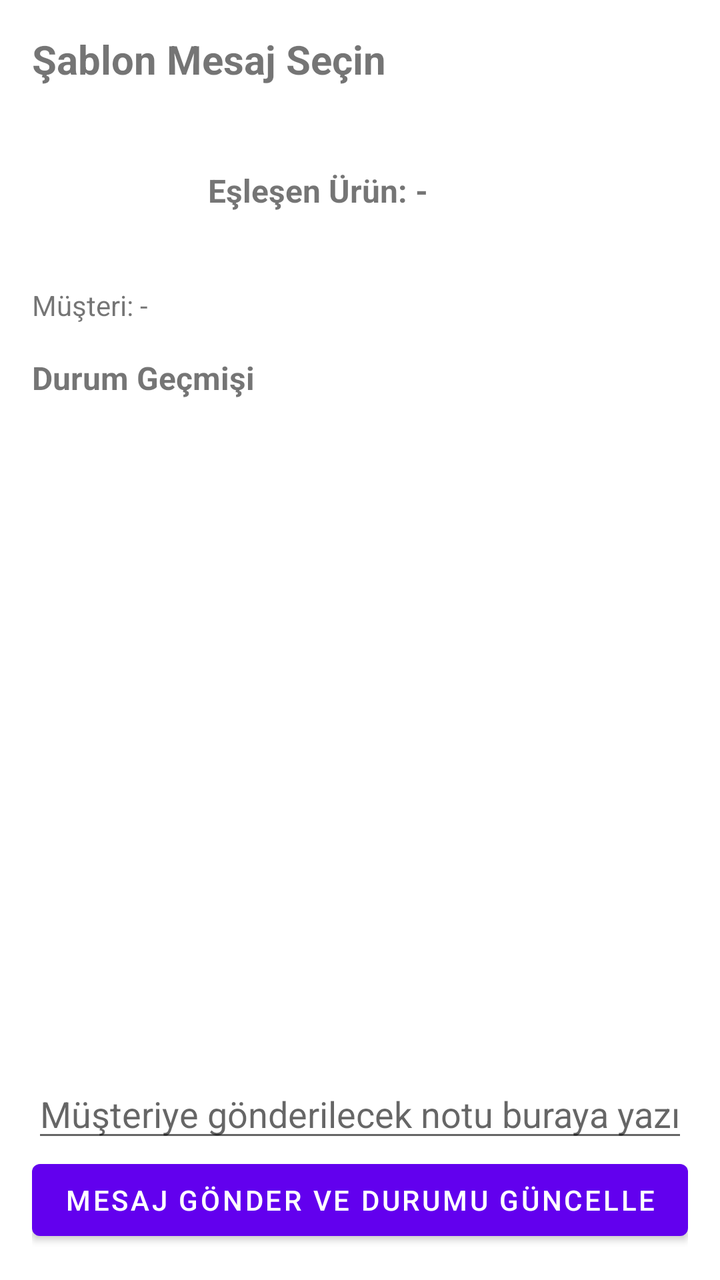
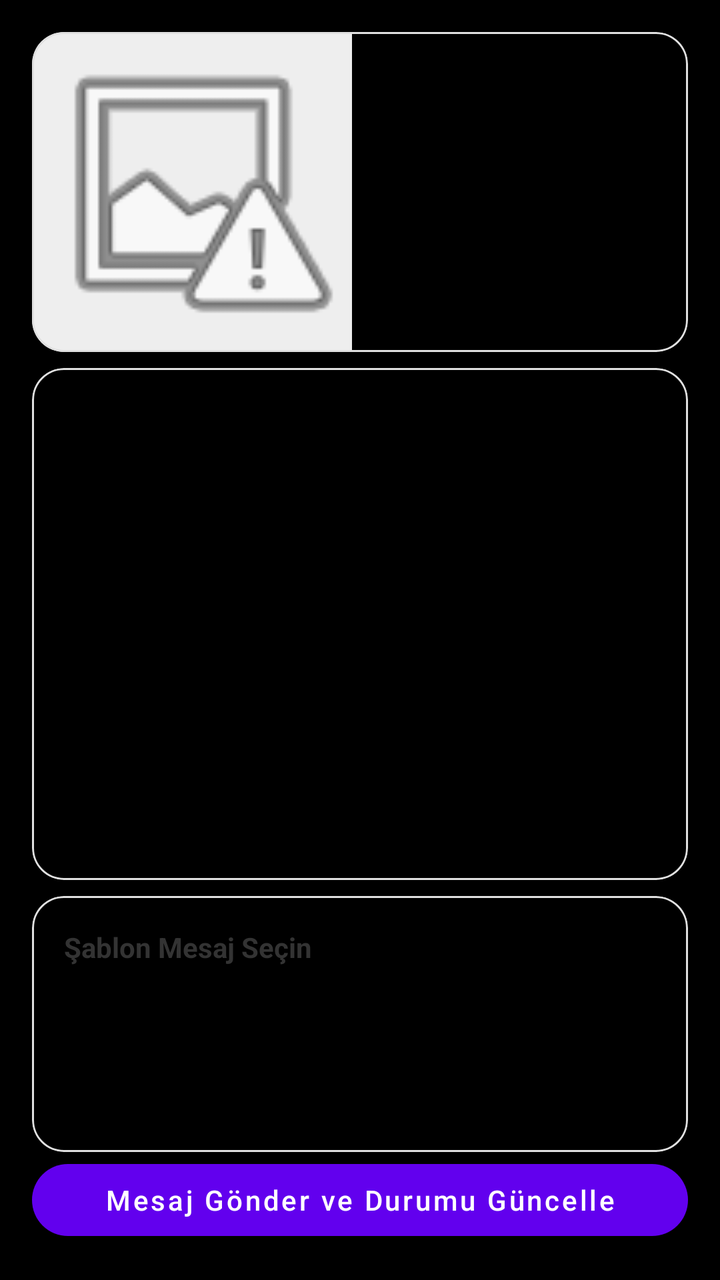

Before-and-after screenshots of an Android layout around one commit, followed by the original layout XML and the change that was made.
<!-- AndroidManifest.xml: application theme Theme.MaterialComponents.DayNight.NoActionBar -->
<!-- res/layout/activity_order_status_update.xml -->
<?xml version="1.0" encoding="utf-8"?>
<androidx.constraintlayout.widget.ConstraintLayout
    xmlns:android="http://schemas.android.com/apk/res/android"
    xmlns:app="http://schemas.android.com/apk/res-auto"
    xmlns:tools="http://schemas.android.com/tools"
    android:layout_width="match_parent"
    android:layout_height="match_parent"
    android:padding="16dp"
    tools:context=".ui.order.OrderStatusUpdateActivity">

    
    <TextView
        android:id="@+id/txtTitle"
        android:layout_width="0dp"
        android:layout_height="wrap_content"
        android:text="@string/message_template_title"
        android:textSize="20sp"
        android:textStyle="bold"
        app:layout_constraintTop_toTopOf="parent"
        app:layout_constraintStart_toStartOf="parent"
        app:layout_constraintEnd_toEndOf="parent" />

    
    <ImageView
        android:id="@+id/imgProductThumbnail"
        android:layout_width="80dp"
        android:layout_height="80dp"
        android:layout_marginTop="12dp"
        android:scaleType="centerCrop"
        android:contentDescription="@string/order_status_matched_product_placeholder"
        android:src="@mipmap/ic_launcher"
        app:layout_constraintTop_toBottomOf="@id/txtTitle"
        app:layout_constraintStart_toStartOf="parent" />

    
    <TextView
        android:id="@+id/txtMatchedProduct"
        android:layout_width="0dp"
        android:layout_height="wrap_content"
        android:paddingStart="8dp"
        android:text="@string/order_status_matched_product_placeholder"
        android:textSize="16sp"
        android:textStyle="bold"
        app:layout_constraintTop_toTopOf="@id/imgProductThumbnail"
        app:layout_constraintBottom_toBottomOf="@id/imgProductThumbnail"
        app:layout_constraintStart_toEndOf="@id/imgProductThumbnail"
        app:layout_constraintEnd_toEndOf="parent" />

    
    <TextView
        android:id="@+id/txtCustomerName"
        android:layout_width="0dp"
        android:layout_height="wrap_content"
        android:layout_marginTop="8dp"
        android:text="@string/order_status_customer_placeholder"
        android:textSize="14sp"
        app:layout_constraintTop_toBottomOf="@id/imgProductThumbnail"
        app:layout_constraintStart_toStartOf="parent"
        app:layout_constraintEnd_toEndOf="parent" />

    
    <TextView
        android:id="@+id/txtHistoryTitle"
        android:layout_width="0dp"
        android:layout_height="wrap_content"
        android:layout_marginTop="16dp"
        android:text="@string/order_status_history_title"
        android:textSize="16sp"
        android:textStyle="bold"
        app:layout_constraintTop_toBottomOf="@id/txtCustomerName"
        app:layout_constraintStart_toStartOf="parent"
        app:layout_constraintEnd_toEndOf="parent" />

    
    <androidx.recyclerview.widget.RecyclerView
        android:id="@+id/recyclerStatusHistory"
        android:layout_width="0dp"
        android:layout_height="0dp"
        android:layout_marginTop="8dp"
        android:layout_marginBottom="8dp"
        app:layout_constraintTop_toBottomOf="@id/txtHistoryTitle"
        app:layout_constraintStart_toStartOf="parent"
        app:layout_constraintEnd_toEndOf="parent"
        app:layout_constraintBottom_toTopOf="@id/radioGroupTemplates"
        tools:listitem="@layout/item_product_status" />

    
    <RadioGroup
        android:id="@+id/radioGroupTemplates"
        android:layout_width="0dp"
        android:layout_height="wrap_content"
        android:layout_marginBottom="8dp"
        app:layout_constraintStart_toStartOf="parent"
        app:layout_constraintEnd_toEndOf="parent"
        app:layout_constraintBottom_toTopOf="@id/edtFreeText" />

    
    <EditText
        android:id="@+id/edtFreeText"
        android:layout_width="0dp"
        android:layout_height="wrap_content"
        android:hint="@string/message_template_hint_free_text"
        android:inputType="textCapSentences"
        app:layout_constraintStart_toStartOf="parent"
        app:layout_constraintEnd_toEndOf="parent"
        app:layout_constraintBottom_toTopOf="@id/btnUpdate" />

    
    <Button
        android:id="@+id/btnUpdate"
        android:layout_width="0dp"
        android:layout_height="wrap_content"
        android:text="@string/message_template_button_update_order"
        app:layout_constraintStart_toStartOf="parent"
        app:layout_constraintEnd_toEndOf="parent"
        app:layout_constraintBottom_toBottomOf="parent" />

</androidx.constraintlayout.widget.ConstraintLayout>
<!-- res/layout/item_product_status.xml (included above) -->
<?xml version="1.0" encoding="utf-8"?>
<androidx.constraintlayout.widget.ConstraintLayout
    xmlns:android="http://schemas.android.com/apk/res/android"
    xmlns:app="http://schemas.android.com/apk/res-auto"
    android:layout_width="match_parent"
    android:layout_height="wrap_content"
    android:padding="8dp">

    <TextView
        android:id="@+id/txtStatus"
        android:layout_width="0dp"
        android:layout_height="wrap_content"
        android:text="Durum"
        android:textStyle="bold"
        app:layout_constraintTop_toTopOf="parent"
        app:layout_constraintStart_toStartOf="parent"
        app:layout_constraintEnd_toEndOf="parent" />

    <TextView
        android:id="@+id/txtDate"
        android:layout_width="0dp"
        android:layout_height="wrap_content"
        android:text="2025-10-01T09:10:00Z"
        android:textSize="12sp"
        android:textColor="@android:color/darker_gray"
        app:layout_constraintTop_toBottomOf="@id/txtStatus"
        app:layout_constraintStart_toStartOf="parent"
        app:layout_constraintEnd_toEndOf="parent"
        app:layout_constraintBottom_toBottomOf="parent" />

</androidx.constraintlayout.widget.ConstraintLayout>
<!-- resources referenced by this layout -->
<resources>
  <!-- mipmap ic_launcher (mipmap-anydpi-v26) -->
  <?xml version="1.0" encoding="utf-8"?>
  <adaptive-icon xmlns:android="http://schemas.android.com/apk/res/android">
      <background android:drawable="@drawable/ic_launcher_background"/>
      <foreground android:drawable="@mipmap/ic_launcher_foreground"/>
  </adaptive-icon>
  <string name="message_template_button_update_order">Mesaj Gönder ve Durumu Güncelle</string>
  <string name="message_template_hint_free_text">Müşteriye gönderilecek notu buraya yazın (opsiyonel)</string>
  <string name="message_template_title">Şablon Mesaj Seçin</string>
  <string name="order_status_customer_placeholder">Müşteri: -</string>
  <string name="order_status_history_title">Durum Geçmişi</string>
  <string name="order_status_matched_product_placeholder">Eşleşen Ürün: -</string>
  <!-- drawable ic_launcher_background: vector/xml drawable (drawable, 4866 chars, omitted) -->
</resources>

<!-- the commit's change to res/layout/activity_order_status_update.xml (unified diff, before → after) -->
@@ -3,117 +3,174 @@
     xmlns:android="http://schemas.android.com/apk/res/android"
     xmlns:app="http://schemas.android.com/apk/res-auto"
     xmlns:tools="http://schemas.android.com/tools"
+    android:id="@+id/layoutOrderStatusUpdate"
     android:layout_width="match_parent"
     android:layout_height="match_parent"
+    android:background="#000000"
     android:padding="16dp"
     tools:context=".ui.order.OrderStatusUpdateActivity">
 
     
-    <TextView
-        android:id="@+id/txtTitle"
-        android:layout_width="0dp"
-        android:layout_height="wrap_content"
-        android:text="@string/message_template_title"
-        android:textSize="20sp"
-        android:textStyle="bold"
+    <com.google.android.material.card.MaterialCardView
+        android:id="@+id/cardHeader"
+        android:layout_width="0dp"
+        android:layout_height="wrap_content"
+        app:cardCornerRadius="16dp"
+        app:cardElevation="2dp"
+        app:cardBackgroundColor="#000000"
+        app:strokeWidth="1dp"
+        app:strokeColor="#E0E0E0"
         app:layout_constraintTop_toTopOf="parent"
         app:layout_constraintStart_toStartOf="parent"
-        app:layout_constraintEnd_toEndOf="parent" />
-
-    
-    <ImageView
-        android:id="@+id/imgProductThumbnail"
-        android:layout_width="80dp"
-        android:layout_height="80dp"
-        android:layout_marginTop="12dp"
-        android:scaleType="centerCrop"
-        android:contentDescription="@string/order_status_matched_product_placeholder"
-        android:src="@mipmap/ic_launcher"
-        app:layout_constraintTop_toBottomOf="@id/txtTitle"
-        app:layout_constraintStart_toStartOf="parent" />
-
-    
-    <TextView
-        android:id="@+id/txtMatchedProduct"
-        android:layout_width="0dp"
-        android:layout_height="wrap_content"
-        android:paddingStart="8dp"
-        android:text="@string/order_status_matched_product_placeholder"
-        android:textSize="16sp"
-        android:textStyle="bold"
-        app:layout_constraintTop_toTopOf="@id/imgProductThumbnail"
-        app:layout_constraintBottom_toBottomOf="@id/imgProductThumbnail"
-        app:layout_constraintStart_toEndOf="@id/imgProductThumbnail"
-        app:layout_constraintEnd_toEndOf="parent" />
-
-    
-    <TextView
-        android:id="@+id/txtCustomerName"
-        android:layout_width="0dp"
-        android:layout_height="wrap_content"
-        android:layout_marginTop="8dp"
-        android:text="@string/order_status_customer_placeholder"
-        android:textSize="14sp"
-        app:layout_constraintTop_toBottomOf="@id/imgProductThumbnail"
-        app:layout_constraintStart_toStartOf="parent"
-        app:layout_constraintEnd_toEndOf="parent" />
-
-    
-    <TextView
-        android:id="@+id/txtHistoryTitle"
-        android:layout_width="0dp"
-        android:layout_height="wrap_content"
-        android:layout_marginTop="16dp"
-        android:text="@string/order_status_history_title"
-        android:textSize="16sp"
-        android:textStyle="bold"
-        app:layout_constraintTop_toBottomOf="@id/txtCustomerName"
-        app:layout_constraintStart_toStartOf="parent"
-        app:layout_constraintEnd_toEndOf="parent" />
-
-    
-    <androidx.recyclerview.widget.RecyclerView
-        android:id="@+id/recyclerStatusHistory"
+        app:layout_constraintEnd_toEndOf="parent">
+
+        <LinearLayout
+            android:layout_width="match_parent"
+            android:layout_height="wrap_content"
+            android:orientation="horizontal">
+
+            <RelativeLayout
+                android:layout_width="160dp"
+                android:layout_height="160dp">
+
+                <ProgressBar
+                    android:id="@+id/imgLoading"
+                    style="?android:attr/progressBarStyleSmall"
+                    android:layout_width="32dp"
+                    android:layout_height="32dp"
+                    android:layout_centerInParent="true"
+                    android:visibility="gone" />
+
+                <ImageView
+                    android:id="@+id/imgProductThumbnail"
+                    android:layout_width="match_parent"
+                    android:layout_height="match_parent"
+                    android:scaleType="centerCrop"
+                    android:background="#EEEEEE"
+                    android:contentDescription="@string/order_status_matched_product_placeholder"
+                    android:src="@android:drawable/ic_menu_report_image" />
+            </RelativeLayout>
+
+            <LinearLayout
+                android:layout_width="match_parent"
+                android:layout_height="match_parent"
+                android:orientation="vertical"
+                android:padding="16dp">
+
+                <TextView
+                    android:id="@+id/txtCustomerName"
+                    android:layout_width="wrap_content"
+                    android:layout_height="wrap_content"
+                    android:layout_marginTop="4dp"
+                    android:textSize="13sp"
+                    android:textColor="#DDDDDD" />
+
+                <TextView
+                    android:id="@+id/txtMatchedProduct"
+                    android:layout_width="wrap_content"
+                    android:layout_height="wrap_content"
+                    android:layout_marginTop="4dp"
+                    android:textSize="13sp"
+                    android:textStyle="italic"
+                    android:textColor="#DDDDDD" />
+            </LinearLayout>
+
+        </LinearLayout>
+    </com.google.android.material.card.MaterialCardView>
+
+    
+    <com.google.android.material.card.MaterialCardView
+        android:id="@+id/cardHistory"
         android:layout_width="0dp"
         android:layout_height="0dp"
         android:layout_marginTop="8dp"
-        android:layout_marginBottom="8dp"
-        app:layout_constraintTop_toBottomOf="@id/txtHistoryTitle"
+        app:cardCornerRadius="16dp"
+        app:cardElevation="1dp"
+        app:cardBackgroundColor="#000000"
+        app:strokeWidth="1dp"
+        app:strokeColor="#E0E0E0"
+        app:layout_constraintTop_toBottomOf="@id/cardHeader"
         app:layout_constraintStart_toStartOf="parent"
         app:layout_constraintEnd_toEndOf="parent"
-        app:layout_constraintBottom_toTopOf="@id/radioGroupTemplates"
-        tools:listitem="@layout/item_product_status" />
-
-    
-    <RadioGroup
-        android:id="@+id/radioGroupTemplates"
-        android:layout_width="0dp"
-        android:layout_height="wrap_content"
-        android:layout_marginBottom="8dp"
+        app:layout_constraintBottom_toTopOf="@id/cardTemplates">
+
+        <androidx.recyclerview.widget.RecyclerView
+            android:id="@+id/recyclerStatusHistory"
+            android:layout_width="match_parent"
+            android:layout_height="match_parent"
+            android:padding="8dp"
+            tools:listitem="@layout/item_product_status" />
+    </com.google.android.material.card.MaterialCardView>
+
+    
+    <com.google.android.material.card.MaterialCardView
+        android:id="@+id/cardTemplates"
+        android:layout_width="0dp"
+        android:layout_height="wrap_content"
+        android:layout_marginTop="8dp"
+        app:cardCornerRadius="16dp"
+        app:cardElevation="2dp"
+        app:cardBackgroundColor="#000000"
+        app:strokeWidth="1dp"
+        app:strokeColor="#E0E0E0"
+        app:layout_constraintTop_toBottomOf="@id/cardHistory"
         app:layout_constraintStart_toStartOf="parent"
         app:layout_constraintEnd_toEndOf="parent"
-        app:layout_constraintBottom_toTopOf="@id/edtFreeText" />
-
-    
-    <EditText
-        android:id="@+id/edtFreeText"
-        android:layout_width="0dp"
-        android:layout_height="wrap_content"
-        android:hint="@string/message_template_hint_free_text"
-        android:inputType="textCapSentences"
-        app:layout_constraintStart_toStartOf="parent"
-        app:layout_constraintEnd_toEndOf="parent"
-        app:layout_constraintBottom_toTopOf="@id/btnUpdate" />
-
-    
-    <Button
+        app:layout_constraintBottom_toTopOf="@id/btnUpdate">
+
+        <LinearLayout
+            android:layout_width="match_parent"
+            android:layout_height="wrap_content"
+            android:orientation="vertical"
+            android:padding="16dp">
+
+            <TextView
+                android:id="@+id/txtTemplateTitle"
+                android:layout_width="wrap_content"
+                android:layout_height="wrap_content"
+                android:text="@string/message_template_title"
+                android:textSize="14sp"
+                android:textStyle="bold"
+                android:textColor="#333333" />
+
+            <RadioGroup
+                android:id="@+id/radioGroupTemplates"
+                android:layout_width="match_parent"
+                android:layout_height="wrap_content"
+                android:layout_marginTop="8dp" />
+
+            <com.google.android.material.textfield.TextInputLayout
+                android:layout_width="match_parent"
+                android:layout_height="wrap_content"
+                android:layout_marginTop="8dp"
+                android:hint="@string/message_template_hint_free_text"
+                style="@style/Widget.MaterialComponents.TextInputLayout.OutlinedBox">
+
+                <com.google.android.material.textfield.TextInputEditText
+                    android:id="@+id/edtFreeText"
+                    android:layout_width="match_parent"
+                    android:layout_height="wrap_content"
+                    android:inputType="textCapSentences"
+                    android:minLines="2"
+                    android:maxLines="4" />
+            </com.google.android.material.textfield.TextInputLayout>
+
+        </LinearLayout>
+    </com.google.android.material.card.MaterialCardView>
+
+    
+    <com.google.android.material.button.MaterialButton
         android:id="@+id/btnUpdate"
+        style="@style/Widget.MaterialComponents.Button"
         android:layout_width="0dp"
         android:layout_height="wrap_content"
         android:text="@string/message_template_button_update_order"
-        app:layout_constraintStart_toStartOf="parent"
-        app:layout_constraintEnd_toEndOf="parent"
-        app:layout_constraintBottom_toBottomOf="parent" />
+        android:textAllCaps="false"
+        app:cornerRadius="24dp"
+        android:textColor="@android:color/white"
+        app:layout_constraintBottom_toBottomOf="parent"
+        app:layout_constraintStart_toStartOf="parent"
+        app:layout_constraintEnd_toEndOf="parent" />
 
 </androidx.constraintlayout.widget.ConstraintLayout>
 <!-- res/layout/item_product_status.xml (included above) -->
<!-- resource entries referenced after the edit -->
@@ -1,17 +1,8 @@
 <!-- resources referenced by this layout -->
 <resources>
-  <!-- mipmap ic_launcher (mipmap-anydpi-v26) -->
-  <?xml version="1.0" encoding="utf-8"?>
-  <adaptive-icon xmlns:android="http://schemas.android.com/apk/res/android">
-      <background android:drawable="@drawable/ic_launcher_background"/>
-      <foreground android:drawable="@mipmap/ic_launcher_foreground"/>
-  </adaptive-icon>
   <string name="message_template_button_update_order">Mesaj Gönder ve Durumu Güncelle</string>
   <string name="message_template_hint_free_text">Müşteriye gönderilecek notu buraya yazın (opsiyonel)</string>
   <string name="message_template_title">Şablon Mesaj Seçin</string>
-  <string name="order_status_customer_placeholder">Müşteri: -</string>
-  <string name="order_status_history_title">Durum Geçmişi</string>
   <string name="order_status_matched_product_placeholder">Eşleşen Ürün: -</string>
-  <!-- drawable ic_launcher_background: vector/xml drawable (drawable, 4866 chars, omitted) -->
 </resources>
 
